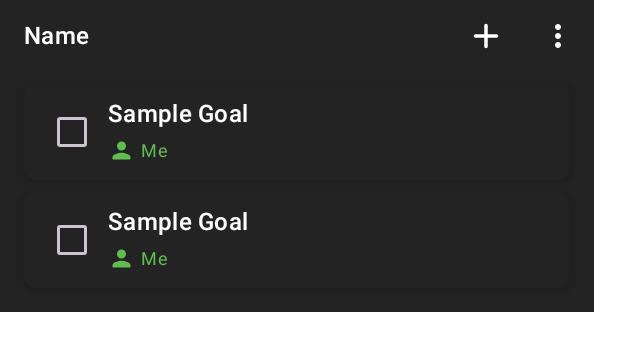
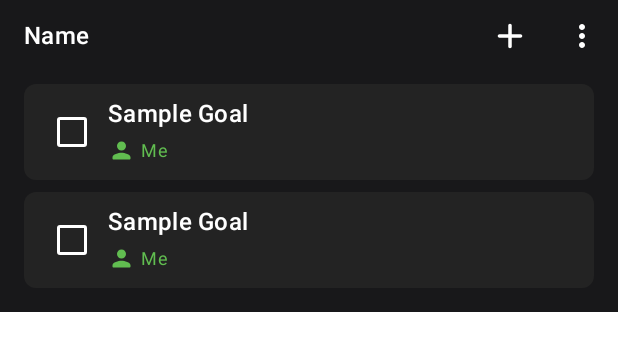
Before and after one commit to kakureru/Effective-Week, an Android app built with Jetpack Compose: the @Preview function RoleItemPreview, on a phone screen of 412 x 824 dp. Shown: the top 351 px of the screen. Run offline under Robolectric (Android 15) with nearby library versions, the phone set to English and light mode, and no system bars; our stand-ins replace constraintlayout-compose.

```diff
--- a/core/src/main/java/com/effectiveweek/core/ui/theme/Color.kt
+++ b/core/src/main/java/com/effectiveweek/core/ui/theme/Color.kt
@@ -8,6 +8,7 @@ val Green = Color(0XFF61BD50)
 val Orange = Color(0xFFF9A33A)
 
 val Neutral = Color(0xFF232323)
+val NeutralVariant = Color(0xFF18181A)
 
 @Composable
 fun greatTextFieldColors() = TextFieldDefaults.colors(
--- a/core/src/main/java/com/effectiveweek/core/ui/theme/Theme.kt
+++ b/core/src/main/java/com/effectiveweek/core/ui/theme/Theme.kt
@@ -22,6 +22,8 @@ private val DarkColorScheme = darkColorScheme(
     onBackground = Color.White,
     surface = Neutral,
     onSurface = Color.White,
+    surfaceVariant = NeutralVariant,
+    onSurfaceVariant = Color.White
 )
 
 private val LightColorScheme = lightColorScheme()
--- a/schedule/src/main/java/com/effectiveweek/schedule/presentation/GoalItem.kt
+++ b/schedule/src/main/java/com/effectiveweek/schedule/presentation/GoalItem.kt
@@ -1,10 +1,14 @@
 package com.effectiveweek.schedule.presentation
 
+import androidx.compose.animation.animateContentSize
+import androidx.compose.animation.core.tween
 import androidx.compose.foundation.clickable
 import androidx.compose.foundation.layout.Arrangement
+import androidx.compose.foundation.layout.Box
 import androidx.compose.foundation.layout.Row
 import androidx.compose.foundation.layout.Spacer
 import androidx.compose.foundation.layout.fillMaxWidth
+import androidx.compose.foundation.layout.height
 import androidx.compose.foundation.layout.padding
 import androidx.compose.foundation.layout.size
 import androidx.compose.foundation.layout.width
@@ -17,8 +21,10 @@ import androidx.compose.material3.MaterialTheme
 import androidx.compose.material3.Surface
 import androidx.compose.material3.Text
 import androidx.compose.runtime.Composable
+import androidx.compose.runtime.LaunchedEffect
 import androidx.compose.runtime.getValue
 import androidx.compose.runtime.mutableStateOf
+import androidx.compose.runtime.remember
 import androidx.compose.runtime.saveable.rememberSaveable
 import androidx.compose.runtime.setValue
 import androidx.compose.ui.Alignment
@@ -31,6 +37,7 @@ import androidx.compose.ui.unit.dp
 import androidx.constraintlayout.compose.ConstraintLayout
 import androidx.constraintlayout.compose.Dimension
 import com.effectiveweek.core.ui.theme.DarkTheme
+import kotlinx.coroutines.delay
 
 @Composable
 fun GoalItem(
@@ -41,11 +48,27 @@ fun GoalItem(
     modifier: Modifier = Modifier,
 ) {
     var checked by rememberSaveable { mutableStateOf(false) }
+    var isDone by remember { mutableStateOf(false) }
+
+    LaunchedEffect(key1 = checked) {
+        if (checked) {
+            delay(300L)
+            isDone = true
+            delay(200L)
+            onCheck()
+        }
+    }
+
     val shape = MaterialTheme.shapes.small
+    Box(
+        modifier = modifier
+            .animateContentSize()
+    ) {
+        if (!isDone) {
             Surface(
-        modifier = modifier,
+                modifier = Modifier
+                    .padding(top = 8.dp),
                 shape = shape,
-        shadowElevation = 4.dp,
             ) {
                 ConstraintLayout(
                     modifier = Modifier
@@ -59,7 +82,6 @@ fun GoalItem(
                         checked = checked,
                         onCheckedChange = { value ->
                             checked = value
-                    onCheck()
                         },
                         modifier = Modifier.constrainAs(rCheck) {
                             start.linkTo(parent.start)
@@ -109,18 +131,19 @@ fun GoalItem(
                 }
             }
         }
+    }
+}
 
 @Preview
 @Composable
 fun GoalItemPreview() {
     DarkTheme {
-        Surface {
+        Surface(color = MaterialTheme.colorScheme.background) {
             GoalItem(
                 title = "Sample task",
                 role = "User",
                 onClick = {},
                 onCheck = {},
-                modifier = Modifier.padding(16.dp)
             )
         }
     }
--- a/schedule/src/main/java/com/effectiveweek/schedule/presentation/goal_dialog/GoalDialogModels.kt
+++ b/schedule/src/main/java/com/effectiveweek/schedule/presentation/goal_dialog/GoalDialogModels.kt
@@ -34,4 +34,5 @@ sealed class GoalDialogEvent {
 
 sealed class GoalDialogEffect {
     class Error(val msgResource: Int) : GoalDialogEffect()
+    object ShowRolePickDialog : GoalDialogEffect()
 }
--- a/schedule/src/main/java/com/effectiveweek/schedule/presentation/roles_tab/ui/RoleItem.kt
+++ b/schedule/src/main/java/com/effectiveweek/schedule/presentation/roles_tab/ui/RoleItem.kt
@@ -59,7 +59,7 @@ fun RoleItem(
 ) {
     val configuration = LocalConfiguration.current
     val maxSizeDp = 500
-    val width = remember(configuration) { min((configuration.screenWidthDp - 16), maxSizeDp).dp }
+    val width = remember(configuration) { min((configuration.screenWidthDp), maxSizeDp).dp }
 
     DragListenSurface(
         onDrop = { dropData -> onDropGoal(dropData.id) },
@@ -72,7 +72,6 @@ fun RoleItem(
                 modifier = Modifier
                     .dragAndDropBackground(isInBound, isDragging)
                     .animateContentSize(),
-                verticalArrangement = Arrangement.spacedBy(8.dp),
                 contentPadding = PaddingValues(bottom = 16.dp)
             ) {
                 item {
@@ -171,7 +170,7 @@ fun RoleOptionsDropdownMenu(
 @Composable
 fun RoleItemPreview() {
     DarkTheme {
-        Surface {
+        Surface(color = MaterialTheme.colorScheme.surfaceVariant) {
             RoleItem(
                 isDragging = false,
                 onAddGoalClick = {},
--- a/schedule/src/main/java/com/effectiveweek/schedule/presentation/roles_tab/ui/RolesTabScreen.kt
+++ b/schedule/src/main/java/com/effectiveweek/schedule/presentation/roles_tab/ui/RolesTabScreen.kt
@@ -133,7 +133,8 @@ fun RolesTabUi(
         shape = MaterialTheme.shapes.large.copy(
             bottomEnd = CornerSize(0.dp),
             bottomStart = CornerSize(0.dp)
-        )
+        ),
+        color = MaterialTheme.colorScheme.surfaceVariant
     ) {
         Box {
             Column(
@@ -145,7 +146,6 @@ fun RolesTabUi(
                     modifier = Modifier.fillMaxSize(),
                     state = rowState,
                     flingBehavior = rememberSnapFlingBehavior(lazyListState = rowState), // FIXME crash on swipe on empty list
-                    contentPadding = PaddingValues(horizontal = 8.dp),
                 ) {
                     items(items = roles, key = { item -> item.name }) {
                         roleItem(it)
@@ -156,7 +156,7 @@ fun RolesTabUi(
                 onClick = onAddRoleClick,
                 modifier = Modifier
                     .padding(20.dp)
-                    .size(48.dp)
+                    .size(52.dp)
                     .align(Alignment.BottomEnd)
             ) {
                 Icon(
--- a/schedule/src/main/res/values/strings.xml
+++ b/schedule/src/main/res/values/strings.xml
@@ -11,7 +11,7 @@
     <string name="today">Today</string>
     <string name="appointment">Appointment</string>
 
-    <string name="error_title_and_role_required">Title and role is required</string>
+    <string name="error_title_is_required">Title is required</string>
     <string name="error_cant_delete_role_with_active_goals">Can\'t delete role with active goals</string>
     <string name="error_name_required">Name is required</string>
 </resources>
```
Also changed, not shown: schedule/src/main/java/com/effectiveweek/schedule/presentation/goal_dialog/GoalDialogViewModel.kt (+12 -12 lines), schedule/src/main/java/com/effectiveweek/schedule/presentation/goal_dialog/ui/GoalDialog.kt (+23 -28 lines), schedule/src/main/java/com/effectiveweek/schedule/presentation/schedule/ui/ScheduleDay.kt (+31 -16 lines). Lines whose indentation alone changed are shown as unchanged.
